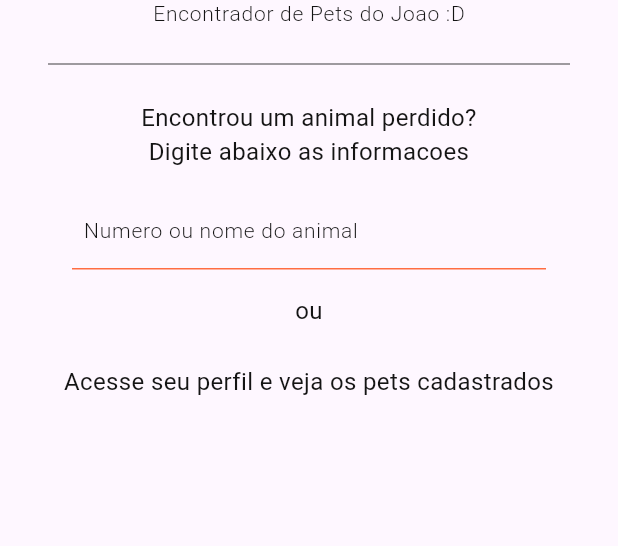
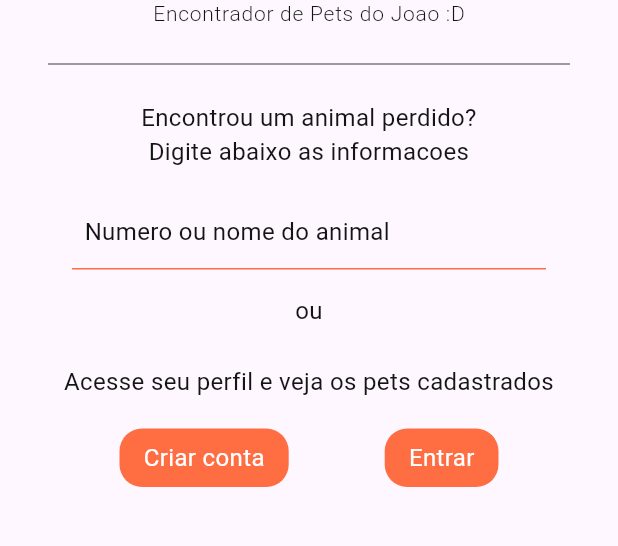
Before and after one commit to voidrt/pettrack, a Flutter app: the screen it shows after launch, on a phone screen of 412 x 824 dp, the part 407-953 px from its top. Run offline on Flutter 3.47's test engine with Material 3 defaults, Android fonts, the phone set to English and light mode, and no system bars; our stand-ins replace go_router, google_fonts; Roboto replaces fonts that are missing (Exo).

```diff
--- a/lib/core/routes.dart
+++ b/lib/core/routes.dart
@@ -1,4 +1,6 @@
 import 'package:go_router/go_router.dart';
+import 'package:pet_track/interface/auth/create_account/create_account.dart';
+import 'package:pet_track/interface/auth/login_to_account/login.dart';
 import 'package:pet_track/interface/home/home.dart';
 
 class MasterNavigator {
@@ -7,8 +9,18 @@ class MasterNavigator {
     routes: [
       GoRoute(
         path: '/',
-        name: 'home',
+        name: 'intial-screen',
         builder: (context, state) => const HomePage(),
+      ),
+      GoRoute(
+        path: '/auth/create-account',
+        name: 'create-account',
+        builder: (context, state) => const CreateAccountScreen(),
+      ),
+      GoRoute(
+        path: '/auth/login-to-account',
+        name: 'login',
+        builder: (context, state) => const LoginToAccountScreen(),
       ),
     ],
   );
--- /dev/null
+++ b/lib/interface/auth/create_account/create_account.dart
@@ -0,0 +1,16 @@
+import 'package:flutter/material.dart';
+import 'package:pet_track/interface/global/buttons/standard_button.dart';
+
+class CreateAccountScreen extends StatelessWidget {
+  const CreateAccountScreen({super.key});
+
+  @override
+  Widget build(BuildContext context) {
+    return Scaffold(
+      resizeToAvoidBottomInset: false,
+      body: Center(
+        child: StandardButton(onTap: () {}, text: 'Create account'),
+      ),
+    );
+  }
+}
--- /dev/null
+++ b/lib/interface/auth/login_to_account/login.dart
@@ -0,0 +1,16 @@
+import 'package:flutter/material.dart';
+import 'package:pet_track/interface/global/buttons/standard_button.dart';
+
+class LoginToAccountScreen extends StatelessWidget {
+  const LoginToAccountScreen({super.key});
+
+  @override
+  Widget build(BuildContext context) {
+    return Scaffold(
+      resizeToAvoidBottomInset: false,
+      body: Center(
+        child: StandardButton(onTap: () {}, text: 'Login to Account'),
+      ),
+    );
+  }
+}
--- /dev/null
+++ b/lib/interface/global/buttons/standard_button.dart
@@ -0,0 +1,67 @@
+import 'package:flutter/material.dart';
+import 'package:pet_track/interface/global/text/standard_text.dart';
+import 'package:pet_track/theme/paddings.dart';
+
+class StandardButton extends StatelessWidget {
+  const StandardButton({
+    super.key,
+    required this.onTap,
+    required this.text,
+    this.backgroundColor,
+    this.foregroundColor,
+    this.padding,
+    this.margin,
+    this.roundness = 50.0,
+    this.leadingIcon,
+  });
+
+  final VoidCallback onTap;
+  final String text;
+  final double roundness;
+  final IconData? leadingIcon;
+  final Color? backgroundColor;
+  final Color? foregroundColor;
+  final double? margin;
+  final EdgeInsetsGeometry? padding;
+
+  @override
+  Widget build(BuildContext context) {
+    return GestureDetector(
+      onTap: onTap,
+      child: Container(
+        padding: padding ?? const EdgeInsets.all(8),
+        margin: EdgeInsets.symmetric(
+          horizontal: margin ?? Paddings.veryBig,
+          vertical: Paddings.extraSmall,
+        ),
+        decoration: BoxDecoration(
+          color: backgroundColor ?? Theme.of(context).colorScheme.onSurface,
+          borderRadius: BorderRadius.circular(roundness),
+        ),
+        child: Center(
+          child: Stack(
+            children: [
+              Visibility(
+                visible: leadingIcon != null,
+                child: Align(
+                  alignment: Alignment.centerLeft,
+                  child: Padding(
+                    padding: const EdgeInsets.only(left: Paddings.extraSmall),
+                    child: Icon(leadingIcon),
+                  ),
+                ),
+              ),
+              Align(
+                alignment: Alignment.center,
+                child: StandardBodyText(
+                  text,
+                  color: foregroundColor,
+                ),
+              )
+            ],
+          ),
+        ),
+      ),
+    );
+  }
+}
--- a/lib/interface/global/text/standard_text.dart
+++ b/lib/interface/global/text/standard_text.dart
@@ -18,18 +18,16 @@ class StandardSubtitleText extends StatelessWidget {
 }
 
 class StandardBodyText extends StatelessWidget {
-  const StandardBodyText(
-    this.text, {
-    super.key,
-  });
+  const StandardBodyText(this.text, {super.key, this.color});
 
   final String text;
+  final Color? color;
 
   @override
   Widget build(BuildContext context) {
     return Text(
       text,
-      style: Theme.of(context).textTheme.bodyMedium,
+      style: Theme.of(context).textTheme.bodyMedium!.copyWith(color: color),
       textAlign: TextAlign.center,
     );
   }
--- a/lib/interface/global/text_field.dart
+++ b/lib/interface/global/text_field.dart
@@ -48,8 +48,8 @@ class _AppTextFieldState extends State<AppTextField> {
         style: theme.textTheme.labelMedium!
             .copyWith(color: widget.foregroundColor ?? Colors.black),
         decoration: InputDecoration(
+          label: StandardBodyText(widget.labelText),
           hintText: widget.hintText,
-          label: StandardSubtitleText(widget.labelText),
           hintStyle: theme.textTheme.labelMedium!.copyWith(
             color: widget.foregroundColor ?? theme.colorScheme.inverseSurface,
           ),
--- a/lib/interface/home/home.dart
+++ b/lib/interface/home/home.dart
@@ -1,4 +1,6 @@
 import 'package:flutter/material.dart';
+import 'package:go_router/go_router.dart';
+import 'package:pet_track/interface/global/buttons/standard_button.dart';
 import 'package:pet_track/interface/global/text/standard_text.dart';
 import 'package:pet_track/interface/global/text_field.dart';
 
@@ -10,9 +12,6 @@ class HomePage extends StatelessWidget {
   @override
   Widget build(BuildContext context) {
     final TextEditingController petIdController = TextEditingController();
-    final TextEditingController userEmailController = TextEditingController();
-    final TextEditingController userPasswordController =
-        TextEditingController();
 
     return Scaffold(
       resizeToAvoidBottomInset: false,
@@ -71,7 +70,40 @@ class HomePage extends StatelessWidget {
             const StandardBodyText(
               'Acesse seu perfil e veja os pets cadastrados',
             ),
-            const Row(),
+            Padding(
+              padding: const EdgeInsets.only(top: Paddings.defaultSize),
+              child: Row(
+                mainAxisSize: MainAxisSize.min,
+                children: [
+                  StandardButton(
+                    onTap: () {
+                      context.pushNamed('create-account');
+                    },
+                    text: 'Criar conta',
+                    foregroundColor: Colors.white,
+                    backgroundColor: Theme.of(context).colorScheme.secondary,
+                    roundness: 15,
+                    padding: const EdgeInsets.symmetric(
+                      horizontal: Paddings.defaultSize,
+                      vertical: Paddings.small,
+                    ),
+                  ),
+                  StandardButton(
+                    onTap: () {
+                      context.pushNamed('login');
+                    },
+                    text: 'Entrar',
+                    roundness: 15,
+                    foregroundColor: Colors.white,
+                    backgroundColor: Theme.of(context).colorScheme.secondary,
+                    padding: const EdgeInsets.symmetric(
+                      horizontal: Paddings.defaultSize,
+                      vertical: Paddings.small,
+                    ),
+                  ),
+                ],
+              ),
+            ),
             const Spacer(),
           ],
         ),
```
